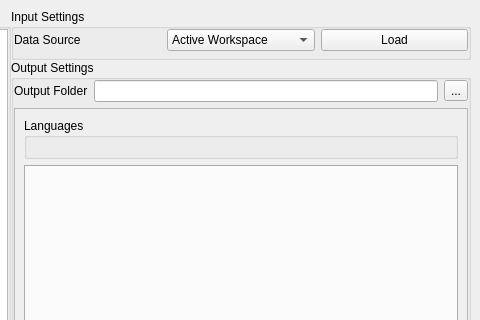
Above: gui/windows/mainwindow.ui from ebosseck/RosbridgeMessageGenerator before the change; both pictures show x 404 to 884 and y 0 to 320 of the 884 by 665 pixel window. Below: the same form after it.
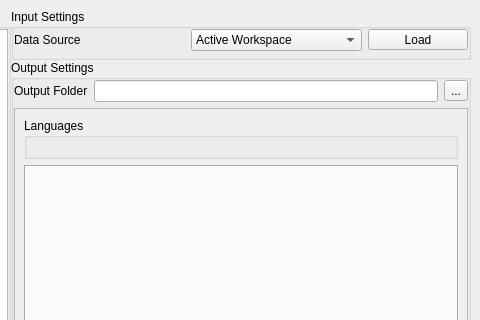
That is the form after the change. Custom widgets are drawn as their Qt base class.

```diff
--- a/gui/windows/mainwindow.ui
+++ b/gui/windows/mainwindow.ui
@@ -139,13 +139,6 @@
            </property>
           </widget>
          </item>
-         <item row="0" column="2">
-          <widget class="QPushButton" name="btn_load_data">
-           <property name="text">
-            <string>Load</string>
-           </property>
-          </widget>
-         </item>
          <item row="1" column="0" colspan="3">
           <widget class="ResizableStackWidget" name="data_provider_settings_stack">
            <property name="sizePolicy">
@@ -159,6 +152,19 @@
            </property>
           </widget>
          </item>
+         <item row="0" column="2">
+          <widget class="QToolButton" name="btn_load_data">
+           <property name="minimumSize">
+            <size>
+             <width>100</width>
+             <height>0</height>
+            </size>
+           </property>
+           <property name="text">
+            <string>Load</string>
+           </property>
+          </widget>
+         </item>
         </layout>
        </widget>
       </item>
```
